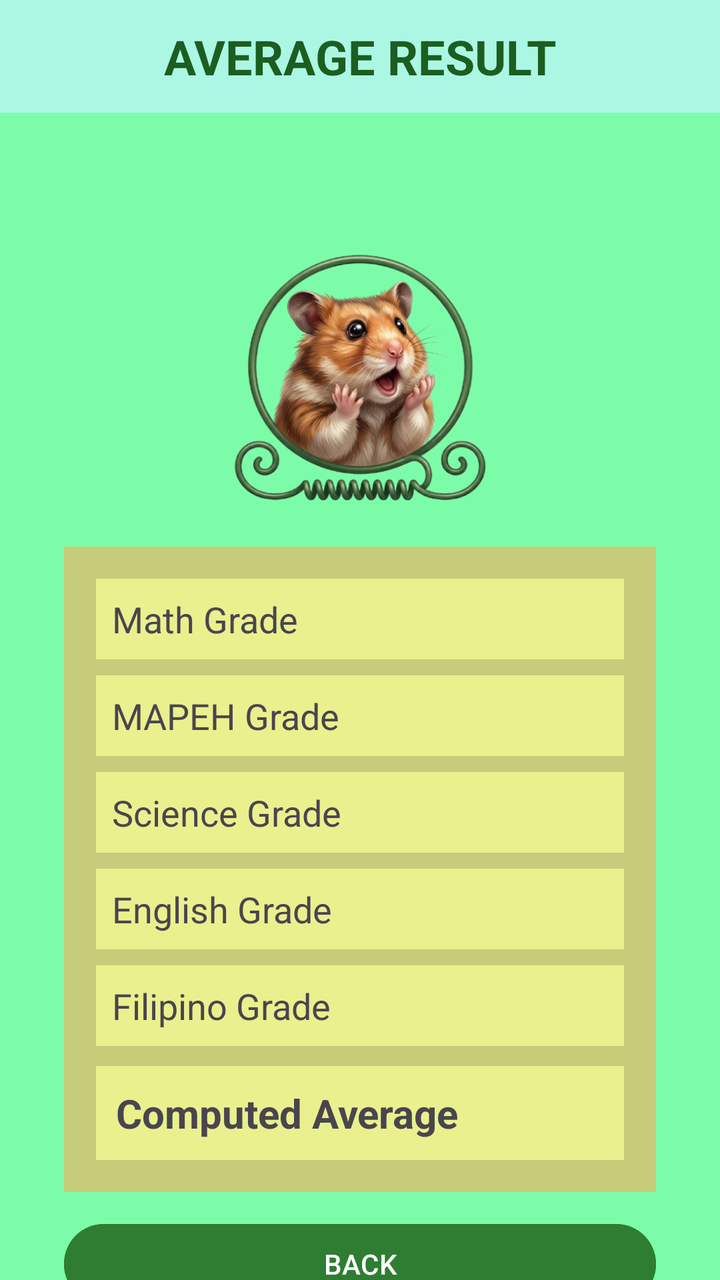
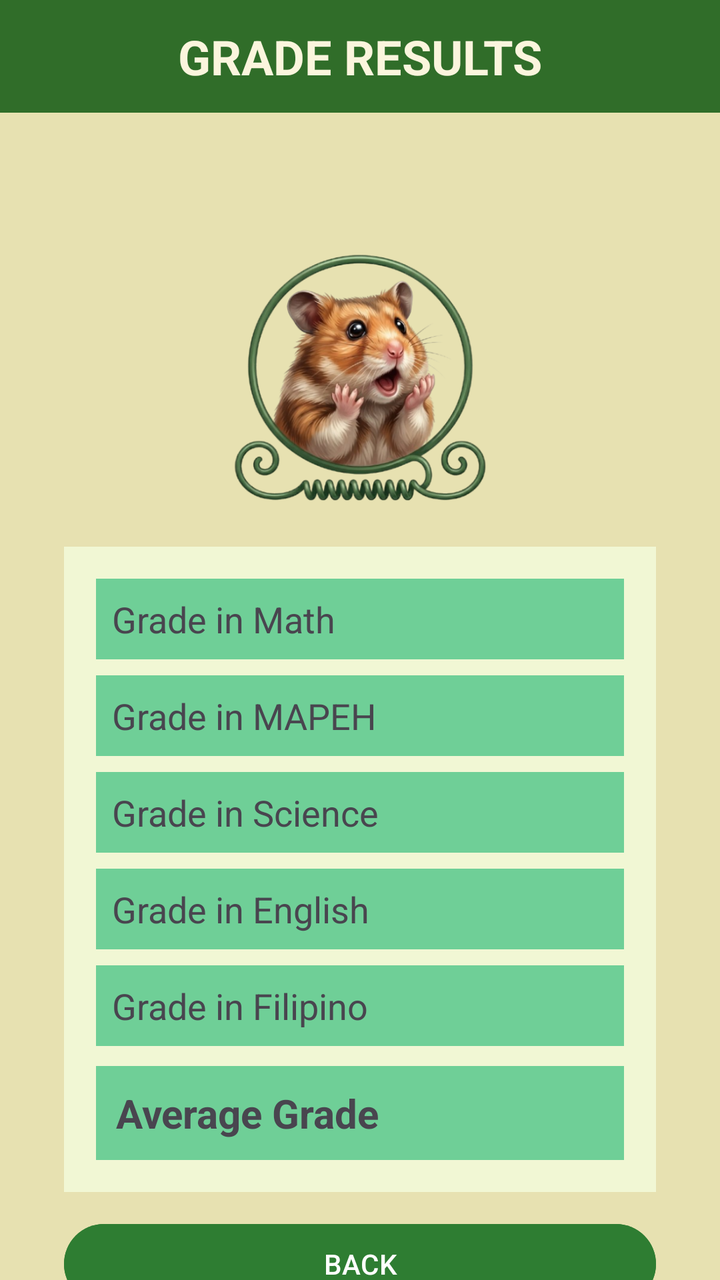

Screens rendered from an Android XML layout before and after an edit, with the pre-edit source and the edit as a unified diff.
<!-- AndroidManifest.xml: application theme Theme.ComputeAverageManageContacts -->
<!-- res/layout/activity_average_results.xml -->
<?xml version="1.0" encoding="utf-8"?>
<androidx.constraintlayout.widget.ConstraintLayout
    xmlns:android="http://schemas.android.com/apk/res/android"
    xmlns:app="http://schemas.android.com/apk/res-auto"
    xmlns:tools="http://schemas.android.com/tools"
    android:id="@+id/main"
    android:layout_width="match_parent"
    android:layout_height="match_parent"
    android:background="#7cfca9"
    tools:context=".AverageResult">

    <TextView
        android:id="@+id/tvHeader"
        android:layout_width="0dp"
        android:layout_height="wrap_content"
        android:text="AVERAGE RESULT"
        android:textSize="24sp"
        android:textStyle="bold"
        android:textColor="#1B5E20"
        android:background="#abf7e4"
        android:gravity="center"
        android:padding="12dp"
        app:layout_constraintTop_toTopOf="parent"
        app:layout_constraintStart_toStartOf="parent"
        app:layout_constraintEnd_toEndOf="parent"/>

    <ImageView
        android:id="@+id/imgHeron"
        android:layout_width="150dp"
        android:layout_height="150dp"
        android:layout_marginTop="55dp"
        android:src="@drawable/wow"
        app:layout_constraintTop_toBottomOf="@id/tvHeader"
        app:layout_constraintStart_toStartOf="parent"
        app:layout_constraintEnd_toEndOf="parent"/>

    <LinearLayout
        android:id="@+id/resultContainer"
        android:layout_width="0dp"
        android:layout_height="wrap_content"
        android:orientation="vertical"
        android:layout_marginTop="12dp"
        android:layout_marginHorizontal="32dp"
        android:background="#c6cc7a"
        android:padding="16dp"
        app:layout_constraintTop_toBottomOf="@id/imgHeron"
        app:layout_constraintStart_toStartOf="parent"
        app:layout_constraintEnd_toEndOf="parent">

        

        <TextView
            android:id="@+id/tvMathGrade"
            android:layout_width="match_parent"
            android:layout_height="wrap_content"
            android:text="Math Grade"
            android:textSize="18sp"
            android:padding="8dp"
            android:background="#e9f08d"
            android:layout_marginBottom="8dp"/>

        <TextView
            android:id="@+id/tvMAPEHGrade"
            android:layout_width="match_parent"
            android:layout_height="wrap_content"
            android:text="MAPEH Grade"
            android:textSize="18sp"
            android:padding="8dp"
            android:background="#e9f08d"
            android:layout_marginBottom="8dp"/>

        <TextView
            android:id="@+id/tvScienceGrade"
            android:layout_width="match_parent"
            android:layout_height="wrap_content"
            android:text="Science Grade"
            android:textSize="18sp"
            android:padding="8dp"
            android:background="#e9f08d"
            android:layout_marginBottom="8dp"/>

        <TextView
            android:id="@+id/tvEnglishGrade"
            android:layout_width="match_parent"
            android:layout_height="wrap_content"
            android:text="English Grade"
            android:textSize="18sp"
            android:padding="8dp"
            android:background="#e9f08d"
            android:layout_marginBottom="8dp"/>

        <TextView
            android:id="@+id/tvFilipinoGrade"
            android:layout_width="match_parent"
            android:layout_height="wrap_content"
            android:text="Filipino Grade"
            android:textSize="18sp"
            android:padding="8dp"
            android:background="#e9f08d"
            android:layout_marginBottom="10dp"/>

        <TextView
            android:id="@+id/tvComputedAverage"
            android:layout_width="match_parent"
            android:layout_height="wrap_content"
            android:text="Computed Average"
            android:textSize="20sp"
            android:textStyle="bold"
            android:padding="10dp"
            android:background="#e9f08d"/>
    </LinearLayout>

    <Button
        android:id="@+id/btnBack"
        android:layout_width="0dp"
        android:layout_height="wrap_content"
        android:text="BACK"
        android:textColor="#FFFFFF"
        android:backgroundTint="#2E7D32"
        android:layout_marginTop="12dp"
        android:layout_marginHorizontal="32dp"
        app:layout_constraintTop_toBottomOf="@id/resultContainer"
        app:layout_constraintStart_toStartOf="parent"
        app:layout_constraintEnd_toEndOf="parent"/>

</androidx.constraintlayout.widget.ConstraintLayout>
<!-- resources referenced by this layout -->
<resources>
  <!-- drawable wow: png bitmap (drawable, 303943 bytes) -->
  <style name="Theme.ComputeAverageManageContacts" parent="Base.Theme.ComputeAverageManageContacts" />
  <style name="Base.Theme.ComputeAverageManageContacts" parent="Theme.Material3.DayNight.NoActionBar">
          
          
      </style>
</resources>

<!-- the commit's change to res/layout/activity_average_results.xml (unified diff, before → after) -->
@@ -6,18 +6,19 @@
     android:id="@+id/main"
     android:layout_width="match_parent"
     android:layout_height="match_parent"
-    android:background="#7cfca9"
-    tools:context=".AverageResult">
+    android:background="#E7E1B1"
+    tools:context=".AverageResults">
 
     <TextView
         android:id="@+id/tvHeader"
         android:layout_width="0dp"
         android:layout_height="wrap_content"
-        android:text="AVERAGE RESULT"
+        android:text="Grade Results"
+        android:textAllCaps="true"
         android:textSize="24sp"
         android:textStyle="bold"
-        android:textColor="#1B5E20"
-        android:background="#abf7e4"
+        android:textColor="#FBF5DD"
+        android:background="#306D29"
         android:gravity="center"
         android:padding="12dp"
         app:layout_constraintTop_toTopOf="parent"
@@ -41,7 +42,7 @@
         android:orientation="vertical"
         android:layout_marginTop="12dp"
         android:layout_marginHorizontal="32dp"
-        android:background="#c6cc7a"
+        android:background="#F1F7D4"
         android:padding="16dp"
         app:layout_constraintTop_toBottomOf="@id/imgHeron"
         app:layout_constraintStart_toStartOf="parent"
@@ -53,61 +54,61 @@
             android:id="@+id/tvMathGrade"
             android:layout_width="match_parent"
             android:layout_height="wrap_content"
-            android:text="Math Grade"
+            android:text="Grade in Math"
             android:textSize="18sp"
             android:padding="8dp"
-            android:background="#e9f08d"
+            android:background="#6FCF97"
             android:layout_marginBottom="8dp"/>
 
         <TextView
             android:id="@+id/tvMAPEHGrade"
             android:layout_width="match_parent"
             android:layout_height="wrap_content"
-            android:text="MAPEH Grade"
+            android:text="Grade in MAPEH"
             android:textSize="18sp"
             android:padding="8dp"
-            android:background="#e9f08d"
+            android:background="#6FCF97"
             android:layout_marginBottom="8dp"/>
 
         <TextView
             android:id="@+id/tvScienceGrade"
             android:layout_width="match_parent"
             android:layout_height="wrap_content"
-            android:text="Science Grade"
+            android:text="Grade in Science"
             android:textSize="18sp"
             android:padding="8dp"
-            android:background="#e9f08d"
+            android:background="#6FCF97"
             android:layout_marginBottom="8dp"/>
 
         <TextView
             android:id="@+id/tvEnglishGrade"
             android:layout_width="match_parent"
             android:layout_height="wrap_content"
-            android:text="English Grade"
+            android:text="Grade in English"
             android:textSize="18sp"
             android:padding="8dp"
-            android:background="#e9f08d"
+            android:background="#6FCF97"
             android:layout_marginBottom="8dp"/>
 
         <TextView
             android:id="@+id/tvFilipinoGrade"
             android:layout_width="match_parent"
             android:layout_height="wrap_content"
-            android:text="Filipino Grade"
+            android:text="Grade in Filipino"
             android:textSize="18sp"
             android:padding="8dp"
-            android:background="#e9f08d"
+            android:background="#6FCF97"
             android:layout_marginBottom="10dp"/>
 
         <TextView
             android:id="@+id/tvComputedAverage"
             android:layout_width="match_parent"
             android:layout_height="wrap_content"
-            android:text="Computed Average"
+            android:text="Average Grade"
             android:textSize="20sp"
             android:textStyle="bold"
             android:padding="10dp"
-            android:background="#e9f08d"/>
+            android:background="#6FCF97"/>
     </LinearLayout>
 
     <Button
